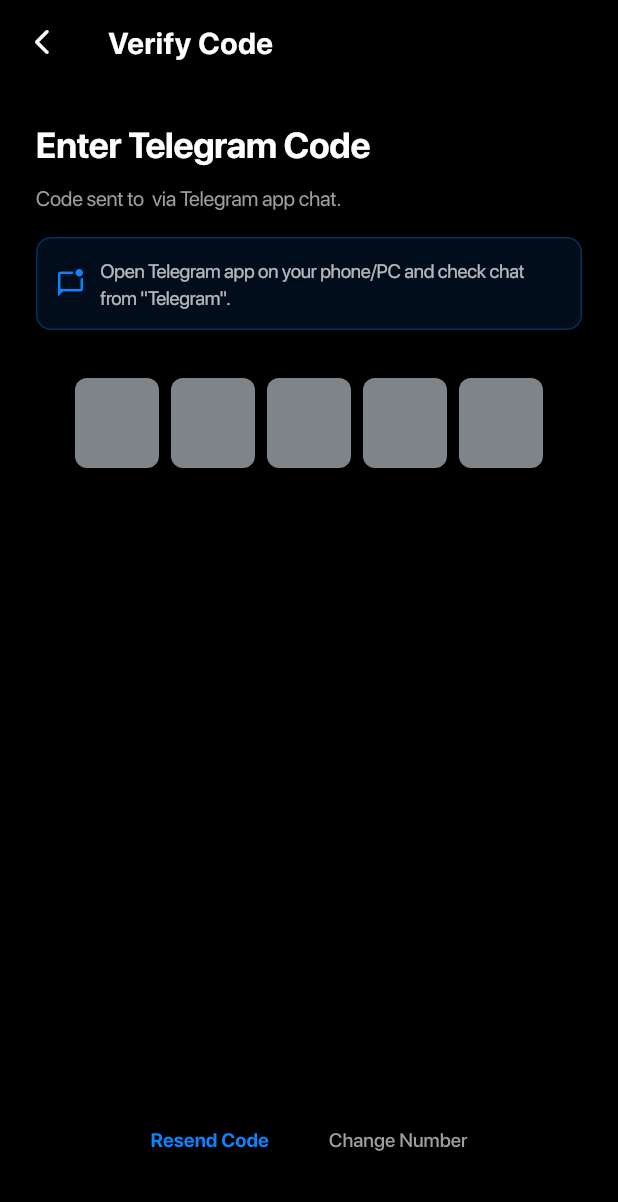
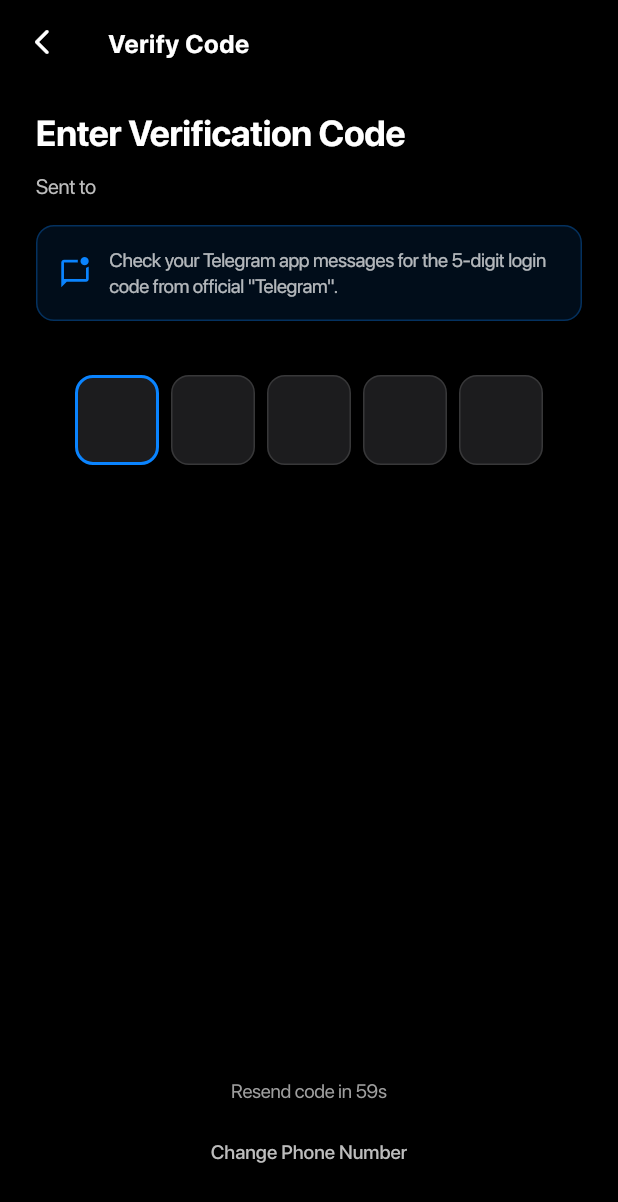
Before and after one commit to Myselfnandha/telecloud-photos, a Flutter app: the OtpScreen screen opened by its route, on a phone screen of 412 x 824 dp. Shown: the top 1202 px of the screen. Run offline on Flutter 3.47's test engine with Material 3 defaults, Android fonts, the phone set to English and light mode, and no system bars; drawn by our look-alikes of pinput; our stand-ins replace connectivity_plus, drift, flutter_dotenv, flutter_riverpod, flutter_secure_storage, go_router and 7 more; missing offline and left inert: flutter_displaymode, flutter_foreground_task, photo_manager, tdlib, workmanager; accounts and stored records are empty; generated files the repository leaves out were written again; statements that could not run were skipped; project files that could hold a hidden picture were left out.

Commit message:
fix(auth): make web assistant scan credentials purely without page reload loops, make setup the default screen, and streamline telegram & sms code auth flow

```diff
--- a/lib/core/telegram/telegram_auth_manager.dart
+++ b/lib/core/telegram/telegram_auth_manager.dart
@@ -375,6 +375,12 @@
     _client.send(td.CheckAuthenticationCode(code: code.trim()));
   }
 
+  void resendAuthenticationCode() {
+    TeleCloudLogger.auth('Requesting Telegram authentication code resend (SMS/Call)...');
+    _errorMessage = null;
+    _client.send(const td.ResendAuthenticationCode());
+  }
+
   void sendPassword(String password) {
     TeleCloudLogger.auth('Submitting 2FA cloud password to TDLib...');
     _errorMessage = null;
--- a/lib/features/auth/screens/api_setup_screen.dart
+++ b/lib/features/auth/screens/api_setup_screen.dart
@@ -88,7 +88,7 @@
       ),
     );
 
-    router.go('/login-hub');
+    router.go('/login');
   }
 
   Future<void> _pasteBothFromClipboard() async {
--- a/lib/features/auth/screens/otp_screen.dart
+++ b/lib/features/auth/screens/otp_screen.dart
@@ -1,3 +1,4 @@
+import 'dart:async';
 import 'package:flutter/material.dart';
 import 'package:flutter_riverpod/flutter_riverpod.dart';
 import 'package:go_router/go_router.dart';
@@ -17,12 +18,54 @@
   final TextEditingController _pinController = TextEditingController();
   final FocusNode _focusNode = FocusNode();
   bool _isLoading = false;
+  int _countdown = 60;
+  Timer? _timer;
+
+  @override
+  void initState() {
+    super.initState();
+    _startTimer();
+  }
+
+  void _startTimer() {
+    _timer?.cancel();
+    setState(() => _countdown = 60);
+    _timer = Timer.periodic(const Duration(seconds: 1), (timer) {
+      if (_countdown > 0) {
+        if (mounted) setState(() => _countdown--);
+      } else {
+        timer.cancel();
+      }
+    });
+  }
 
   @override
   void dispose() {
+    _timer?.cancel();
     _pinController.dispose();
     _focusNode.dispose();
     super.dispose();
+  }
+
+  void _resendCode({bool viaSms = false}) {
+    if (viaSms) {
+      ref.read(telegramAuthManagerProvider).resendAuthenticationCode();
+      ScaffoldMessenger.of(context).showSnackBar(
+        const SnackBar(
+          content: Text('📱 Requested verification code via SMS...'),
+          backgroundColor: Color(0xFF0A84FF),
+        ),
+      );
+    } else {
+      ref.read(telegramAuthManagerProvider).sendPhoneNumber(widget.phoneNumber);
+      ScaffoldMessenger.of(context).showSnackBar(
+        const SnackBar(
+          content: Text('💬 Verification code re-sent to Telegram chat'),
+          backgroundColor: Color(0xFF0A84FF),
+        ),
+      );
+    }
+    _startTimer();
   }
 
   @override
@@ -51,23 +94,47 @@
       });
     });
 
+    final defaultPinTheme = PinTheme(
+      width: 56,
+      height: 60,
+      textStyle: const TextStyle(
+        fontSize: 22,
+        fontWeight: FontWeight.bold,
+        color: Colors.white,
+      ),
+      decoration: BoxDecoration(
+        color: const Color(0xFF1C1C1E),
+        borderRadius: BorderRadius.circular(12),
+        border: Border.all(color: Colors.white12),
+      ),
+    );
+
+    final focusedPinTheme = defaultPinTheme.copyWith(
+      decoration: BoxDecoration(
+        color: const Color(0xFF1C1C1E),
+        borderRadius: BorderRadius.circular(12),
+        border: Border.all(color: const Color(0xFF0A84FF), width: 2),
+      ),
+    );
+
     return Scaffold(
       backgroundColor: const Color(0xFF000000),
       appBar: AppBar(
         backgroundColor: const Color(0xFF000000),
-        title: const Text('Verify Code'),
+        title: const Text('Verify Code', style: TextStyle(fontWeight: FontWeight.bold, fontSize: 17)),
         leading: IconButton(
           icon: const Icon(Icons.arrow_back_ios_new_rounded, size: 20),
           onPressed: () => context.pop(),
         ),
       ),
-      body: Padding(
-        padding: const EdgeInsets.all(24.0),
+      body: SafeArea(
+        child: Padding(
+          padding: const EdgeInsets.symmetric(horizontal: 24.0, vertical: 16.0),
           child: Column(
             crossAxisAlignment: CrossAxisAlignment.start,
             children: [
               const Text(
-              'Enter Telegram Code',
+                'Enter Verification Code',
                 style: TextStyle(
                   fontSize: 24,
                   fontWeight: FontWeight.bold,
@@ -76,15 +143,17 @@
               ),
               const SizedBox(height: 8),
               Text(
-              'Code sent to ${widget.phoneNumber} via Telegram app chat.',
-              style: const TextStyle(color: Colors.grey),
+                'Sent to ${widget.phoneNumber}',
+                style: TextStyle(color: Colors.grey.shade400, fontSize: 14),
               ),
               const SizedBox(height: 16),
+
+              // Info card
               Container(
-              padding: const EdgeInsets.all(12),
+                padding: const EdgeInsets.all(14),
                 decoration: BoxDecoration(
                   color: const Color(0xFF0A84FF).withValues(alpha: 0.1),
-                borderRadius: BorderRadius.circular(10),
+                  borderRadius: BorderRadius.circular(12),
                   border: Border.all(
                     color: const Color(0xFF0A84FF).withValues(alpha: 0.3),
                   ),
@@ -94,76 +163,93 @@
                     Icon(
                       Icons.mark_chat_unread_outlined,
                       color: Color(0xFF0A84FF),
-                    size: 20,
+                      size: 22,
                     ),
-                  SizedBox(width: 10),
+                    SizedBox(width: 12),
                     Expanded(
                       child: Text(
-                      'Open Telegram app on your phone/PC and check chat from "Telegram".',
-                      style: TextStyle(fontSize: 13, color: Colors.white70),
+                        'Check your Telegram app messages for the 5-digit login code from official "Telegram".',
+                        style: TextStyle(fontSize: 13, color: Colors.white70, height: 1.3),
                       ),
                     ),
                   ],
                 ),
               ),
-            const SizedBox(height: 32),
+              const SizedBox(height: 36),
+
+              // PIN Input
               Center(
                 child: Pinput(
                   length: 5,
                   controller: _pinController,
                   focusNode: _focusNode,
                   autofocus: true,
+                  defaultPinTheme: defaultPinTheme,
+                  focusedPinTheme: focusedPinTheme,
                   onCompleted: (pin) {
                     setState(() => _isLoading = true);
                     ref.read(telegramAuthManagerProvider).sendCode(pin);
                   },
                 ),
               ),
+
               if (_isLoading) ...[
-              const SizedBox(height: 24),
+                const SizedBox(height: 28),
                 const Center(
                   child: CircularProgressIndicator(color: Color(0xFF0A84FF)),
                 ),
               ],
+
               const Spacer(),
+
+              // Resend options & Countdown
+              Center(
+                child: Column(
+                  children: [
+                    if (_countdown > 0)
+                      Text(
+                        'Resend code in ${_countdown}s',
+                        style: TextStyle(color: Colors.grey.shade500, fontSize: 13),
+                      )
+                    else
                       Row(
                         mainAxisAlignment: MainAxisAlignment.center,
                         children: [
-                TextButton(
-                  onPressed: () {
-                    ref
-                        .read(telegramAuthManagerProvider)
-                        .sendPhoneNumber(widget.phoneNumber);
-                    ScaffoldMessenger.of(context).showSnackBar(
-                      const SnackBar(
-                        content: Text(
-                          'Verification code re-requested from Telegram',
+                          TextButton.icon(
+                            icon: const Icon(Icons.telegram, size: 18, color: Color(0xFF0A84FF)),
+                            label: const Text(
+                              'Resend Code',
+                              style: TextStyle(color: Color(0xFF0A84FF), fontWeight: FontWeight.bold),
                             ),
+                            onPressed: () => _resendCode(viaSms: false),
                           ),
-                    );
-                  },
-                  child: const Text(
-                    'Resend Code',
-                    style: TextStyle(
-                      color: Color(0xFF0A84FF),
-                      fontWeight: FontWeight.w600,
+                          const SizedBox(width: 12),
+                          TextButton.icon(
+                            icon: const Icon(Icons.sms_rounded, size: 18, color: Color(0xFF30D158)),
+                            label: const Text(
+                              'Send via SMS',
+                              style: TextStyle(color: Color(0xFF30D158), fontWeight: FontWeight.bold),
                             ),
+                            onPressed: () => _resendCode(viaSms: true),
                           ),
+                        ],
                       ),
-                const SizedBox(width: 16),
+                    const SizedBox(height: 8),
                     TextButton(
                       onPressed: () => context.pop(),
-                  child: const Text(
-                    'Change Number',
-                    style: TextStyle(color: Colors.grey),
+                      child: Text(
+                        'Change Phone Number',
+                        style: TextStyle(color: Colors.grey.shade400, fontSize: 13),
                       ),
                     ),
                   ],
+                ),
               ),
               const SizedBox(height: 16),
             ],
           ),
         ),
+      ),
     );
   }
 }
```
Also changed, not shown: lib/features/auth/screens/phone_input_screen.dart (+1 -20 lines), lib/features/auth/screens/splash_screen.dart (+14 -5 lines), lib/features/auth/widgets/telegram_web_setup_sheet.dart (+64 -74 lines). Lines whose indentation alone changed are shown as unchanged.
